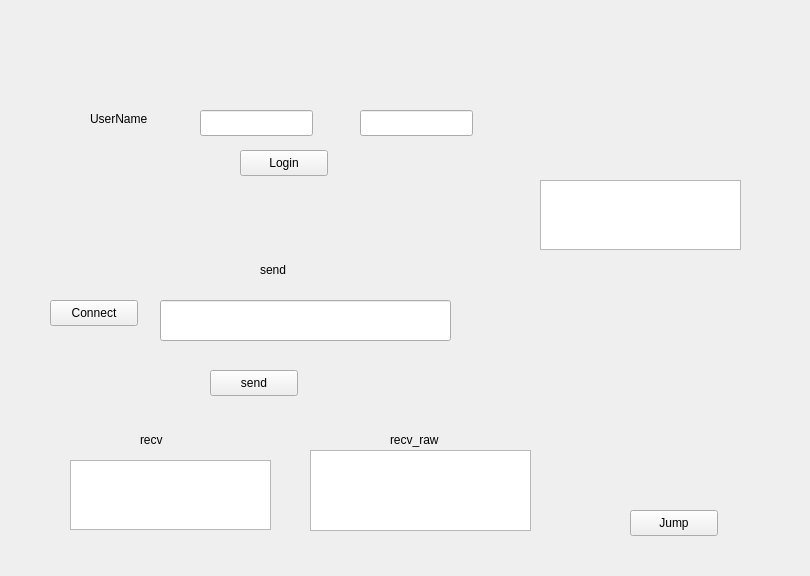
Above: QT_Prj/qt_gst_26_1_1/ui/LoginWidget.ui from LightCute/VideoCall before the change. Below: the same form after it.
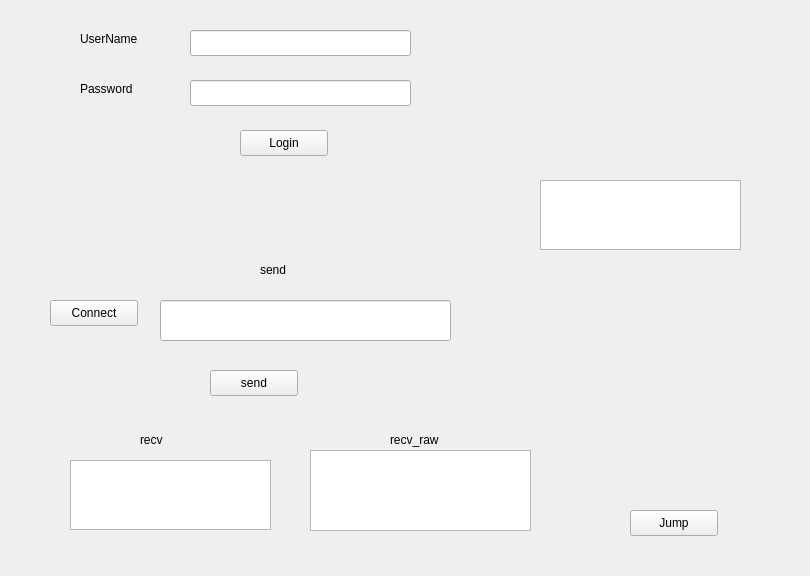
That is the form after the change.

```diff
--- a/QT_Prj/qt_gst_26_1_1/ui/LoginWidget.ui
+++ b/QT_Prj/qt_gst_26_1_1/ui/LoginWidget.ui
@@ -29,8 +29,8 @@
   <widget class="QLabel" name="Lb_UserName">
    <property name="geometry">
     <rect>
-     <x>90</x>
-     <y>110</y>
+     <x>80</x>
+     <y>30</y>
      <width>101</width>
      <height>18</height>
     </rect>
@@ -43,7 +43,7 @@
    <property name="geometry">
     <rect>
      <x>240</x>
-     <y>150</y>
+     <y>130</y>
      <width>88</width>
      <height>26</height>
     </rect>
@@ -78,9 +78,9 @@
   <widget class="QLineEdit" name="LE_UserName">
    <property name="geometry">
     <rect>
-     <x>200</x>
-     <y>110</y>
-     <width>113</width>
+     <x>190</x>
+     <y>30</y>
+     <width>221</width>
      <height>26</height>
     </rect>
    </property>
@@ -160,9 +160,9 @@
   <widget class="QLineEdit" name="LE_UserPass">
    <property name="geometry">
     <rect>
-     <x>360</x>
-     <y>110</y>
-     <width>113</width>
+     <x>190</x>
+     <y>80</y>
+     <width>221</width>
      <height>26</height>
     </rect>
    </property>
@@ -177,6 +177,19 @@
     </rect>
    </property>
   </widget>
+  <widget class="QLabel" name="Lb_Password">
+   <property name="geometry">
+    <rect>
+     <x>80</x>
+     <y>80</y>
+     <width>101</width>
+     <height>18</height>
+    </rect>
+   </property>
+   <property name="text">
+    <string>Password</string>
+   </property>
+  </widget>
  </widget>
  <resources/>
  <connections/>
```
